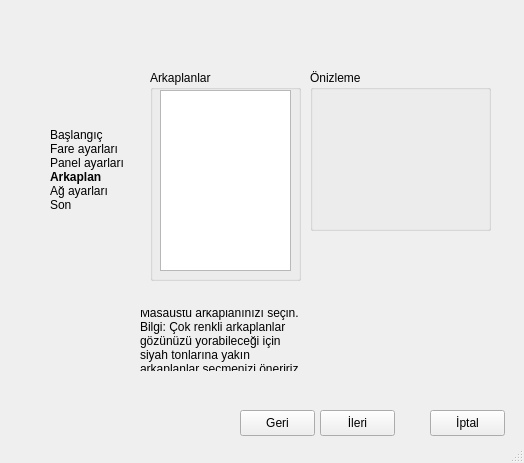
Old version of the form projeler/anatolya-bey/src/screens/ui/wallpaperWindow.ui in the repository atlantistruva/truvalinux.
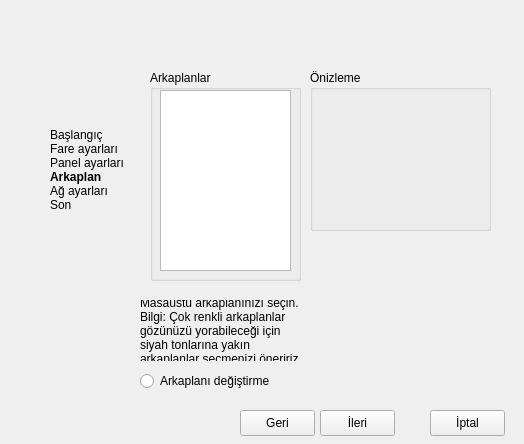
New version of the form. Icons and pictures are not drawn.

Diff of the .ui file:
```diff
--- a/projeler/anatolya-bey/src/screens/ui/wallpaperWindow.ui
+++ b/projeler/anatolya-bey/src/screens/ui/wallpaperWindow.ui
@@ -6,13 +6,19 @@
     <x>0</x>
     <y>0</y>
     <width>524</width>
-    <height>463</height>
+    <height>444</height>
    </rect>
   </property>
+  <property name="minimumSize" >
+   <size>
+    <width>524</width>
+    <height>444</height>
+   </size>
+  </property>
   <property name="maximumSize" >
    <size>
     <width>524</width>
-    <height>463</height>
+    <height>444</height>
    </size>
   </property>
   <property name="windowTitle" >
@@ -27,7 +33,7 @@
      <x>0</x>
      <y>0</y>
      <width>524</width>
-     <height>442</height>
+     <height>444</height>
     </rect>
    </property>
    <widget class="QGroupBox" name="WallpapersGroup" >
@@ -137,7 +143,7 @@
     <property name="geometry" >
      <rect>
       <x>140</x>
-      <y>310</y>
+      <y>300</y>
       <width>301</width>
       <height>61</height>
      </rect>
@@ -172,16 +178,19 @@
 &lt;p style=" margin-top:0px; margin-bottom:0px; margin-left:0px; margin-right:0px; -qt-block-indent:0; text-indent:0px;">Son&lt;/p>&lt;/body>&lt;/html></string>
     </property>
    </widget>
-  </widget>
-  <widget class="QStatusBar" name="statusbar" >
-   <property name="geometry" >
-    <rect>
-     <x>0</x>
-     <y>442</y>
-     <width>524</width>
-     <height>21</height>
-    </rect>
-   </property>
+   <widget class="QRadioButton" name="isReplace" >
+    <property name="geometry" >
+     <rect>
+      <x>140</x>
+      <y>370</y>
+      <width>151</width>
+      <height>22</height>
+     </rect>
+    </property>
+    <property name="text" >
+     <string>Arkaplanı değiştirme</string>
+    </property>
+   </widget>
   </widget>
  </widget>
  <resources>
```
Left out of the diff: 6 changed lines with no effect on the pictures.
